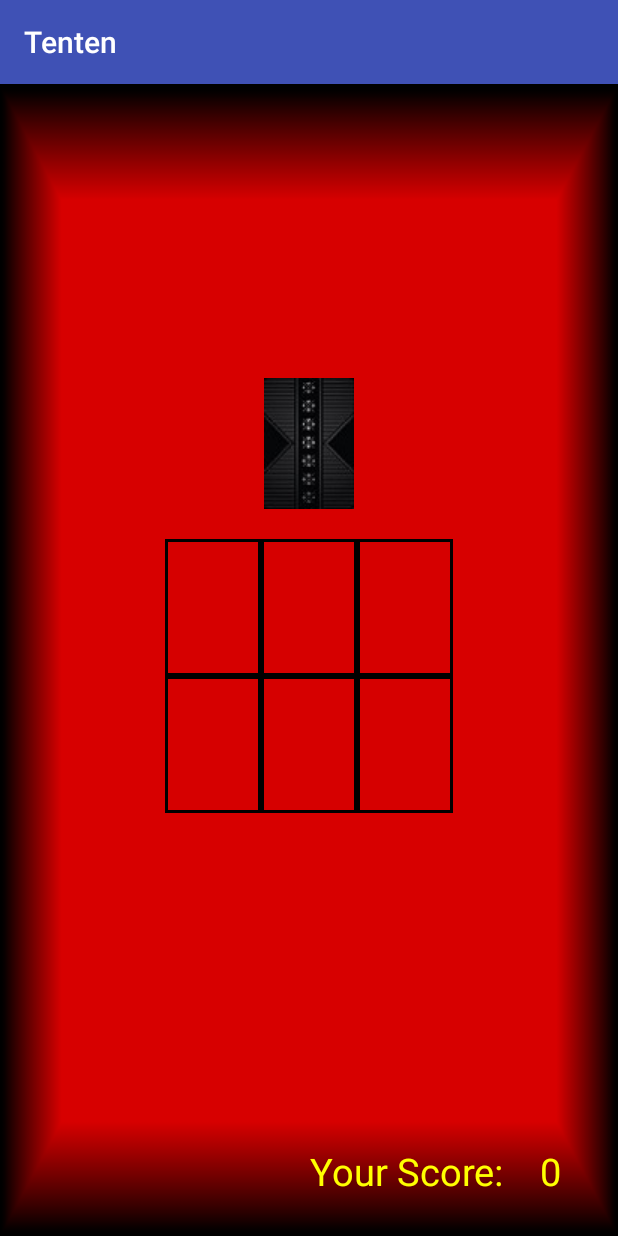
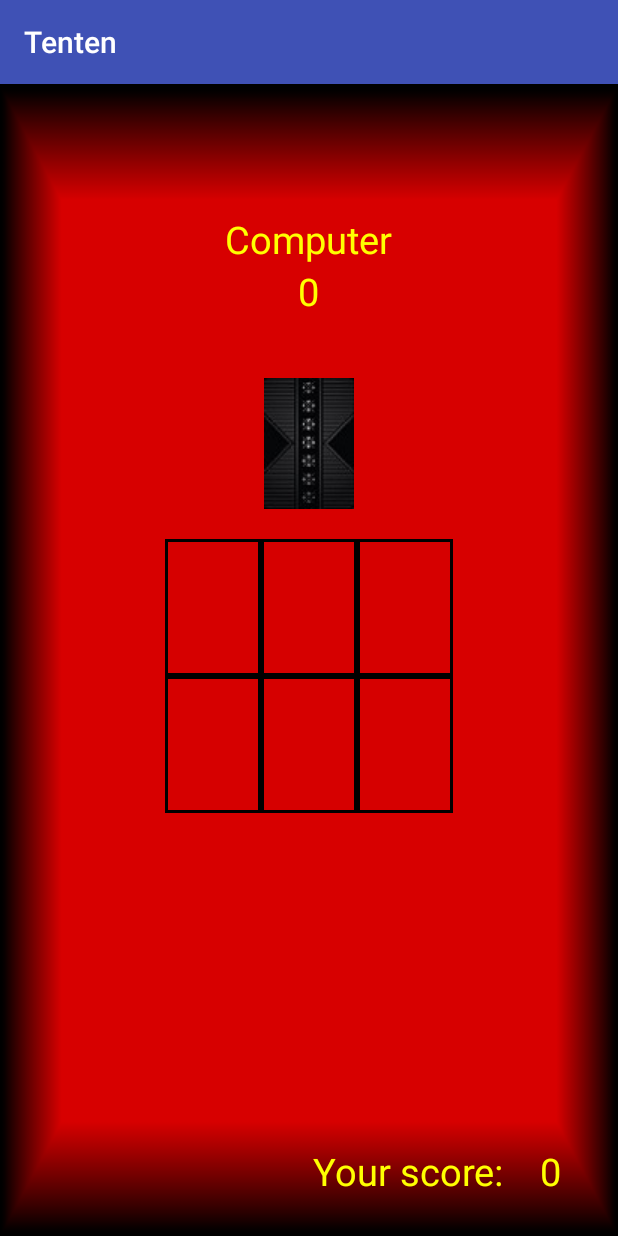
Before and after one commit to cheongyw/Tenten, an Android app: the GameActivity screen opened directly, with no data from a screen before it, on a phone screen of 412 x 824 dp. Run offline under Robolectric (Android 15) with nearby library versions, the phone set to English and light mode, and no system bars.

Commit message:
Second commit - Includes AI opponent and win condition

```diff
--- a/app/src/main/res/layout/activity_game.xml
+++ b/app/src/main/res/layout/activity_game.xml
@@ -9,6 +9,32 @@
     android:paddingTop="@dimen/activity_vertical_margin"
     android:background="@drawable/redbackground"
     tools:context="com.cheong.tenten.GameActivity">
+
+    <TextView
+        android:layout_width="wrap_content"
+        android:layout_height="wrap_content"
+        android:textSize="25dp"
+        android:text="@string/computer_score"
+        android:textColor="#ffff00"
+        android:editable="false"
+        android:id="@+id/computerScoreStaticText"
+        android:layout_alignParentTop="true"
+        android:layout_centerHorizontal="true"
+        android:layout_marginTop="70dp" />
+
+    <TextView
+        android:layout_width="wrap_content"
+        android:layout_height="wrap_content"
+        android:textSize="25dp"
+        android:text="@string/_0"
+        android:textColor="#ffff00"
+        android:editable="false"
+        android:id="@+id/computerScore"
+        android:layout_below="@+id/computerScoreStaticText"
+        android:layout_centerHorizontal="true"
+        />
+
+
 
     <ImageButton
         android:layout_width="wrap_content"
@@ -101,7 +127,7 @@
         android:layout_width="wrap_content"
         android:layout_height="wrap_content"
         android:textSize="25dp"
-        android:text="0"
+        android:text="@string/_0"
         android:textColor="#ffff00"
         android:editable="false"
         android:id="@+id/playerScore"
--- a/app/src/main/res/values/strings.xml
+++ b/app/src/main/res/values/strings.xml
@@ -2,6 +2,8 @@
     <string name="app_name">Tenten</string>
     <string name="action_settings">Settings</string>
     <string name="draw" />
-    <string name="start_game">start game</string>
-    <string name="your_score">Your Score:</string>
+    <string name="start_game">Start Game</string>
+    <string name="your_score">Your score:</string>
+    <string name="_0">0</string>
+    <string name="computer_score">Computer</string>
 </resources>
```
Also changed, not shown: app/src/main/java/com/cheong/tenten/GameActivity.java (+135 -29 lines).
